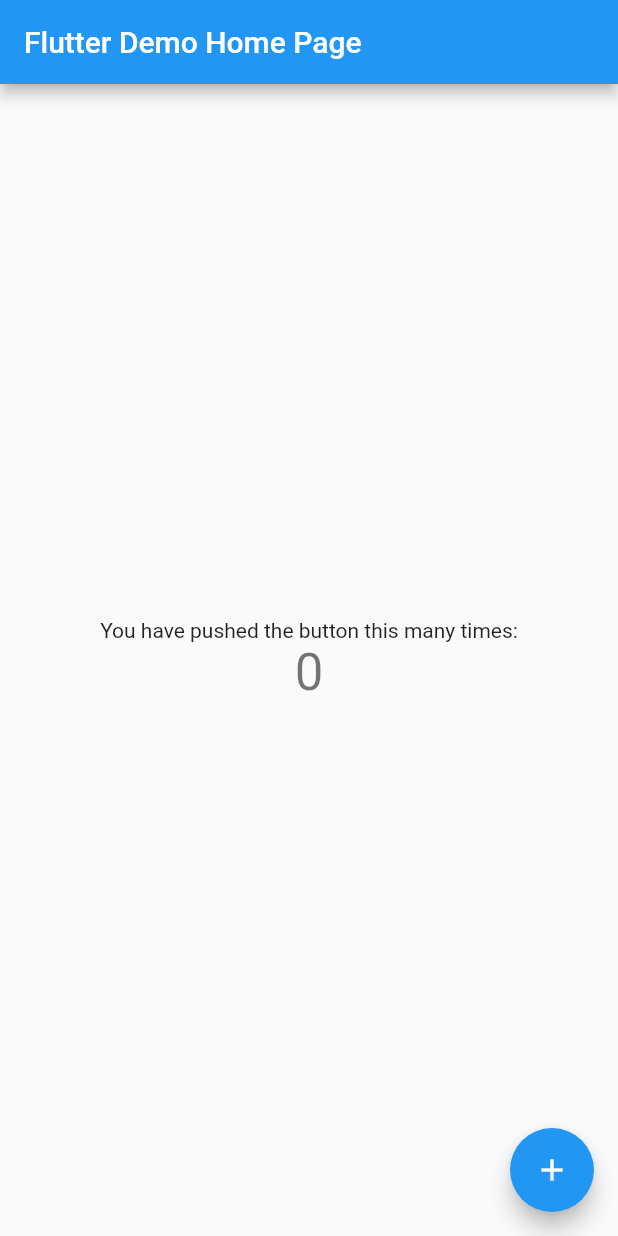
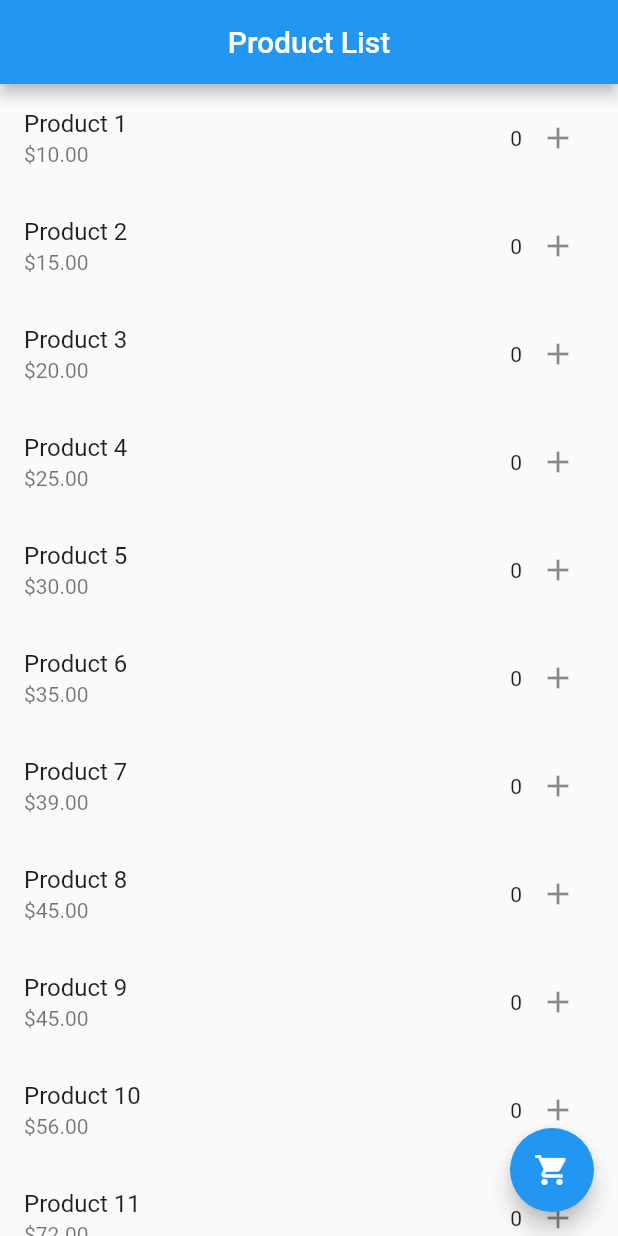
Before and after one commit to ShRudra88/flutter_ostad_c_assignment, a Flutter app: the screen it shows after launch, on a phone screen of 412 x 824 dp. Run offline on Flutter 3.47's test engine with Material 2 defaults, Android fonts, the light colour scheme and no system bars.

Commit message:
Module 7 Assignment : Create a Flutter application that consists of the following. A stateful widget called ProductList that displays a list of products.
Each product should have a name, price, and a "Buy Now" button.

Implement a counter for each product that increments by 1 every time the "Buy Now" button is pressed.
When the counter for a product reaches 5, show a dialog box with the message "Congratulations! You've bought 5 {Product Name}!" Replace {Product Name} with the actual name of the product.
Use the ListView widget to display the product list.
Implement navigation to a new page called CartPage when the user presses a "Go to Cart" button.
The CartPage should display the total number of products the user has bought.

```diff
--- a/lib/main.dart
+++ b/lib/main.dart
@@ -1,67 +1,133 @@
 import 'package:flutter/material.dart';
 
 void main() {
-  runApp(const MyApp());
+  runApp(MyApp());
+}
+
+class Product {
+  final String name;
+  final double price;
+  int quantity = 0;
+
+  Product({required this.name, required this.price});
 }
 
 class MyApp extends StatelessWidget {
-  const MyApp({Key? key}) : super(key: key);
-
-  // This widget is the root of your application.
   @override
   Widget build(BuildContext context) {
     return MaterialApp(
-      title: 'Flutter Demo',
-      theme: ThemeData(
-        primarySwatch: Colors.blue,
+      debugShowCheckedModeBanner: false,
+      home: Scaffold(
+        appBar: AppBar(
+          centerTitle: true,
+          title: Text('Product List'),
+        ),
+        body: ProductList(),
       ),
-      home: const MyHomePage(title: 'Flutter Demo Home Page'),
     );
   }
 }
 
-class MyHomePage extends StatefulWidget {
-  const MyHomePage({Key? key, required this.title}) : super(key: key);
-
-  final String title;
-
+class ProductList extends StatefulWidget {
   @override
-  State<MyHomePage> createState() => _MyHomePageState();
+  _ProductListState createState() => _ProductListState();
 }
 
-class _MyHomePageState extends State<MyHomePage> {
-  int _counter = 0;
-
-  void _incrementCounter() {
-    setState(() {
-      _counter++;
-    });
-  }
+class _ProductListState extends State<ProductList> {
+  List<Product> products = [
+    Product(name: 'Product 1', price: 10.0),
+    Product(name: 'Product 2', price: 15.0),
+    Product(name: 'Product 3', price: 20.0),
+    Product(name: 'Product 4', price: 25.0),
+    Product(name: 'Product 5', price: 30.0),
+    Product(name: 'Product 6', price: 35.0),
+    Product(name: 'Product 7', price: 39.0),
+    Product(name: 'Product 8', price: 45.0),
+    Product(name: 'Product 9', price: 45.0),
+    Product(name: 'Product 10', price: 56.0),
+    Product(name: 'Product 11', price: 72.0),
+    Product(name: 'Product 12', price: 22.0),
+  ];
 
   @override
   Widget build(BuildContext context) {
     return Scaffold(
+      body: ListView.builder(
+        itemCount: products.length,
+        itemBuilder: (context, index) {
+          final product = products[index];
+          return ListTile(
+            title: Text(product.name),
+            subtitle: Text('\$${product.price.toStringAsFixed(2)}'),
+            trailing: Row(
+              mainAxisSize: MainAxisSize.min,
+              children: [
+                Text('${product.quantity}'),
+                IconButton(
+                  icon: Icon(Icons.add),
+                  onPressed: () {
+                    setState(() {
+                      product.quantity++;
+                      if (product.quantity == 5) {
+                        _showCongratulationsDialog(product.name);
+                      }
+                    });
+                  },
+                ),
+              ],
+            ),
+          );
+        },
+      ),
+      floatingActionButton: FloatingActionButton(
+        onPressed: () {
+          Navigator.of(context).push(
+            MaterialPageRoute(
+              builder: (context) => CartPage(products: products),
+            ),
+          );
+        },
+        child: Icon(Icons.shopping_cart),
+      ),
+    );
+  }
+
+  void _showCongratulationsDialog(String productName) {
+    showDialog(
+      context: context,
+      builder: (context) {
+        return AlertDialog(
+          title: Text('Congratulations!'),
+          content: Text('You\'ve bought 5 $productName!'),
+          actions: [
+            TextButton(
+              onPressed: () {
+                Navigator.of(context).pop();
+              },
+              child: Text('OK'),
+            ),
+          ],
+        );
+      },
+    );
+  }
+}
+
+class CartPage extends StatelessWidget {
+  final List<Product> products;
+
+  CartPage({required this.products});
+
+  @override
+  Widget build(BuildContext context) {
+    int totalQuantity = products.fold(0, (sum, product) => sum + product.quantity);
+
+    return Scaffold(
       appBar: AppBar(
-        title: Text(widget.title),
+        title: Text('Cart'),
       ),
       body: Center(
-        child: Column(
-          mainAxisAlignment: MainAxisAlignment.center,
-          children: <Widget>[
-            const Text(
-              'You have pushed the button this many times:',
-            ),
-            Text(
-              '$_counter',
-              style: Theme.of(context).textTheme.headline4,
-            ),
-          ],
-        ),
-      ),
-      floatingActionButton: FloatingActionButton(
-        onPressed: _incrementCounter,
-        tooltip: 'Increment',
-        child: const Icon(Icons.add),
+        child: Text('Total Products: $totalQuantity'),
       ),
     );
   }
```
